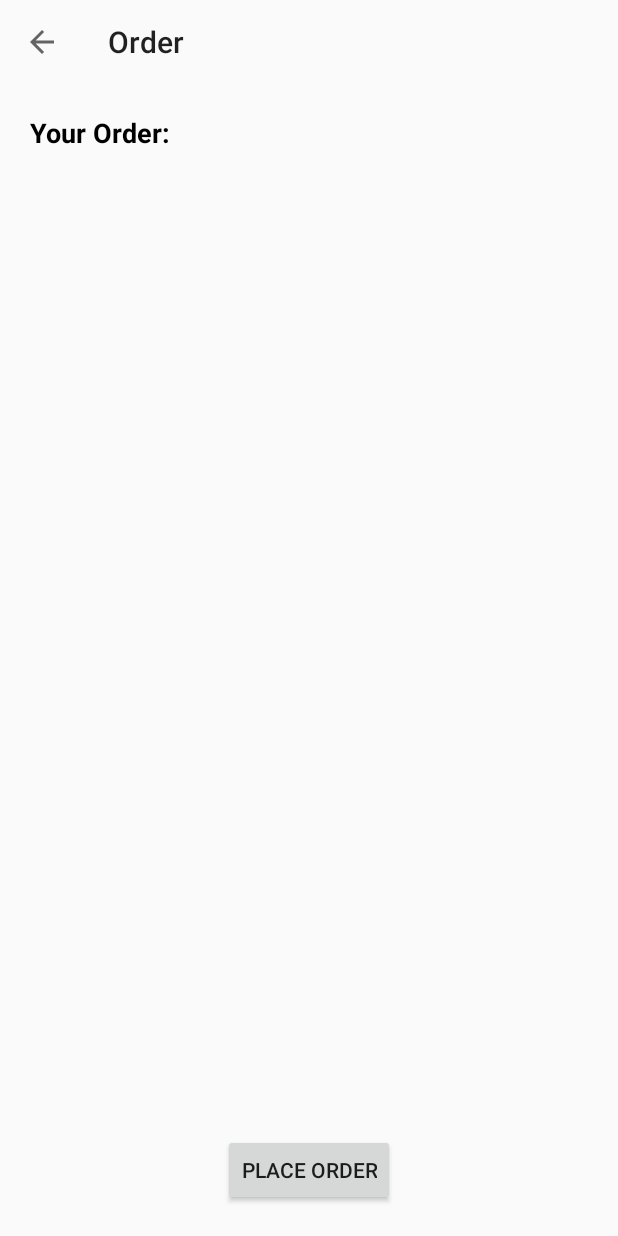
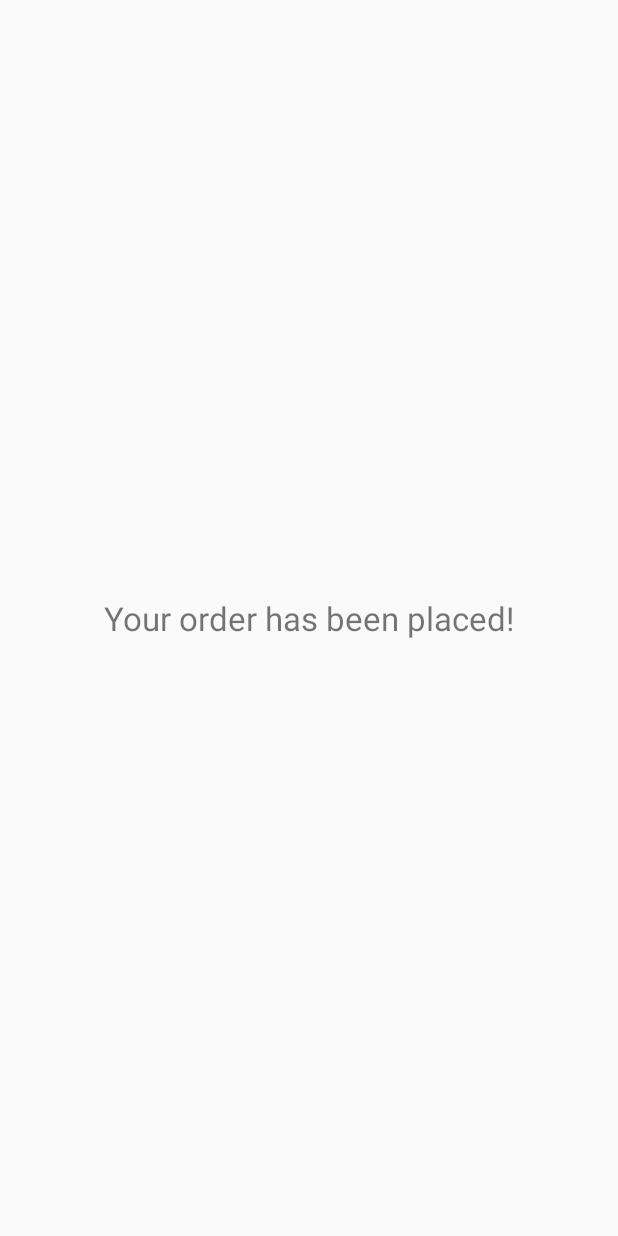
Before and after one commit to ayafjbara/Sushi-Project, an Android app: the PaymentActivity screen opened directly, with no data from a screen before it, after a tap on "PLACE ORDER", on a phone screen of 412 x 824 dp. Run offline under Robolectric (Android 15) with nearby library versions, the phone set to English and light mode, and no system bars.

Commit message:
placed order screen

```diff
--- a/app/src/main/java/com/ux/itamae/PaymentActivity.java
+++ b/app/src/main/java/com/ux/itamae/PaymentActivity.java
@@ -3,6 +3,7 @@ package com.ux.itamae;
 import androidx.appcompat.app.ActionBar;
 import androidx.appcompat.app.AppCompatActivity;
 import androidx.appcompat.widget.Toolbar;
+import androidx.constraintlayout.widget.ConstraintLayout;
 
 import android.content.Intent;
 import android.os.Bundle;
@@ -12,17 +13,15 @@ import android.widget.Button;
 import android.widget.ImageButton;
 import android.widget.TextView;
 
-// todo: (IN SUSHI SCREEN)
-// Intent intent = new Intent(mContext, PaymentActivity.class);
-// intent.putExtra(ORDER_KEY, "1x Maki:\n1x Salmon\n1x Avocado\n1x Cucumber");
-// startActivity(intent);
-/////////////////////////////////////////////////
-
 public class PaymentActivity extends AppCompatActivity {
 
     public static final String ORDER_KEY = "order";
     private TextView orderContent;
     private Button orderBtn;
+    private Intent intent;
+    private String rollOrder;
+    private ConstraintLayout orderLayout;
+    private ConstraintLayout finishOrderLayout;
 
     @Override
     protected void onCreate(Bundle savedInstanceState) {
@@ -32,6 +31,8 @@ public class PaymentActivity extends AppCompatActivity {
         // bind views
         orderContent = findViewById(R.id.order_content);
         orderBtn = findViewById(R.id.order_btn);
+        orderLayout = findViewById(R.id.order_layout);
+        finishOrderLayout = findViewById(R.id.finish_order_layout);
 
         // set up toolbar and back arrow
         Toolbar mToolbar = findViewById(R.id.toolbar);
@@ -44,7 +45,7 @@ public class PaymentActivity extends AppCompatActivity {
         setUpOrderBtn();
 
         // handle intent
-        Intent intent = getIntent();
+        intent = getIntent();
         handleIntent(intent);
 
         Toolbar myChildToolbar =
@@ -53,14 +54,18 @@ public class PaymentActivity extends AppCompatActivity {
         ActionBar actionBar = getSupportActionBar();
         actionBar.setDisplayHomeAsUpEnabled(true);
 
+        rollOrder = intent.getStringExtra(ORDER_KEY);
     }
 
     @Override
     public boolean onOptionsItemSelected(MenuItem item) {
         if (item.getItemId() == android.R.id.home) {// go to back activity from here
-            Intent intent = new Intent(this, MainActivity.class);
-            intent.addFlags(Intent.FLAG_ACTIVITY_CLEAR_TOP | Intent.FLAG_ACTIVITY_NEW_TASK);
-            startActivity(intent);
+            Intent backIntent = new Intent(this, MainActivity.class);
+            backIntent.addFlags(Intent.FLAG_ACTIVITY_CLEAR_TOP | Intent.FLAG_ACTIVITY_NEW_TASK);
+            if (rollOrder != null && !rollOrder.isEmpty()) {
+                backIntent.putExtra(ORDER_KEY, rollOrder);
+            }
+            startActivity(backIntent);
             finish();
             return true;
         }
@@ -71,7 +76,8 @@ public class PaymentActivity extends AppCompatActivity {
         orderBtn.setOnClickListener(new View.OnClickListener() {
             @Override
             public void onClick(View view) {
-                // do something on place order click todo
+                orderLayout.setVisibility(View.GONE);
+                finishOrderLayout.setVisibility(View.VISIBLE);
             }
         });
     }
--- a/app/src/main/res/layout/activity_main.xml
+++ b/app/src/main/res/layout/activity_main.xml
@@ -91,7 +91,8 @@
                 android:layout_height="match_parent"
                 android:orientation="horizontal"
                 android:layout_marginHorizontal="20dp"
-                android:background="@drawable/ic_button_border">
+                android:background="@drawable/ic_button_border"
+                android:visibility="visible">
 
                 <TextView
                     android:layout_width="match_parent"
--- a/app/src/main/res/layout/activity_payment.xml
+++ b/app/src/main/res/layout/activity_payment.xml
@@ -1,10 +1,21 @@
 <?xml version="1.0" encoding="utf-8"?>
 <androidx.constraintlayout.widget.ConstraintLayout xmlns:android="http://schemas.android.com/apk/res/android"
     xmlns:app="http://schemas.android.com/apk/res-auto"
+    android:layout_width="match_parent"
+    android:layout_height="match_parent">
+
+    <androidx.constraintlayout.widget.ConstraintLayout xmlns:android="http://schemas.android.com/apk/res/android"
+        xmlns:app="http://schemas.android.com/apk/res-auto"
         xmlns:tools="http://schemas.android.com/tools"
+        android:id="@+id/order_layout"
         android:layout_width="match_parent"
         android:layout_height="match_parent"
         android:orientation="vertical"
+        android:visibility="visible"
+        app:layout_constraintBottom_toBottomOf="parent"
+        app:layout_constraintEnd_toEndOf="parent"
+        app:layout_constraintStart_toStartOf="parent"
+        app:layout_constraintTop_toTopOf="parent"
         tools:context=".PaymentActivity">
 
         <androidx.appcompat.widget.Toolbar
@@ -12,10 +23,10 @@
             android:layout_width="match_parent"
             android:layout_height="wrap_content"
             android:minHeight="?attr/actionBarSize"
+            android:theme="@style/Widget.AppCompat.Light.ActionBar"
             app:layout_constraintEnd_toEndOf="parent"
+
             app:layout_constraintStart_toStartOf="parent"
-
-        android:theme="@style/Widget.AppCompat.Light.ActionBar"
             app:layout_constraintTop_toTopOf="parent">
 
         </androidx.appcompat.widget.Toolbar>
@@ -57,6 +68,26 @@
             app:layout_constraintBottom_toBottomOf="parent"
             app:layout_constraintEnd_toEndOf="parent"
             app:layout_constraintStart_toStartOf="parent" />
+    </androidx.constraintlayout.widget.ConstraintLayout>
 
+    <androidx.constraintlayout.widget.ConstraintLayout
+        android:id="@+id/finish_order_layout"
+        android:layout_width="match_parent"
+        android:layout_height="match_parent"
+        android:visibility="gone"
+        app:layout_constraintBottom_toBottomOf="parent"
+        app:layout_constraintEnd_toEndOf="parent"
+        app:layout_constraintStart_toStartOf="parent"
+        app:layout_constraintTop_toTopOf="parent">
 
+        <TextView
+            android:layout_width="wrap_content"
+            android:layout_height="wrap_content"
+            android:text="@string/order_finish_text"
+            android:textSize="22dp"
+            app:layout_constraintBottom_toBottomOf="parent"
+            app:layout_constraintEnd_toEndOf="parent"
+            app:layout_constraintStart_toStartOf="parent"
+            app:layout_constraintTop_toTopOf="parent" />
     </androidx.constraintlayout.widget.ConstraintLayout>
+</androidx.constraintlayout.widget.ConstraintLayout>
--- a/app/src/main/res/values/strings.xml
+++ b/app/src/main/res/values/strings.xml
@@ -7,4 +7,5 @@
     <string name="first_sushi_topping_desc">first sushi topping</string>
     <string name="second_sushi_topping_desc">second sushi topping</string>
     <string name="third_sushi_topping_desc">third sushi topping</string>
+    <string name="order_finish_text">Your order has been placed!</string>
 </resources>
```
Also changed, not shown: app/src/main/java/com/ux/itamae/MainActivity.java (+13 -5 lines). Lines whose indentation alone changed are shown as unchanged.
